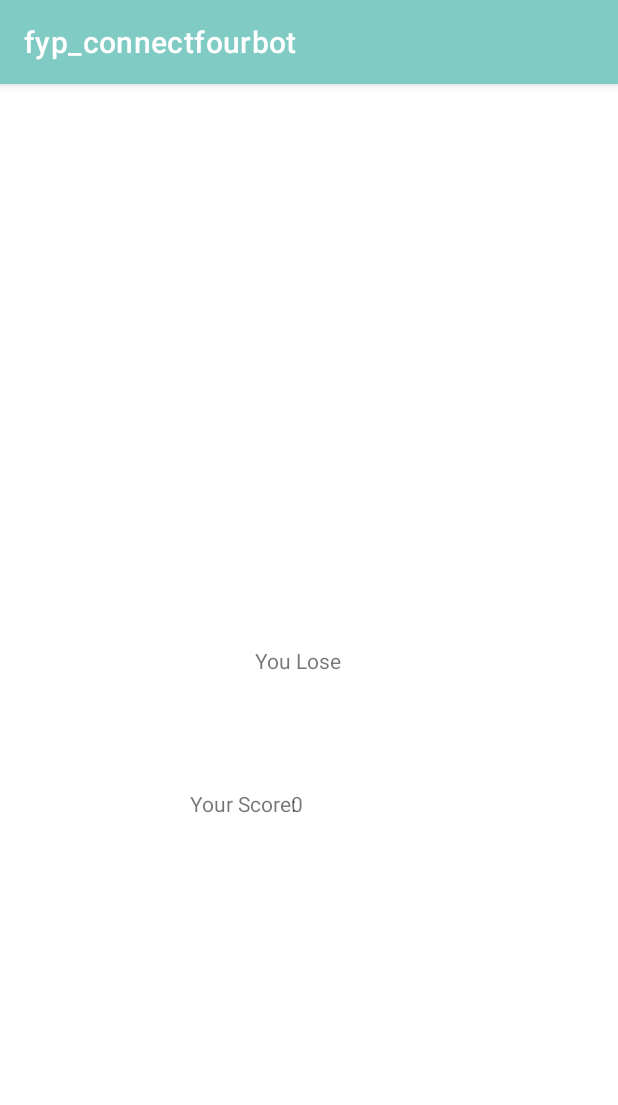
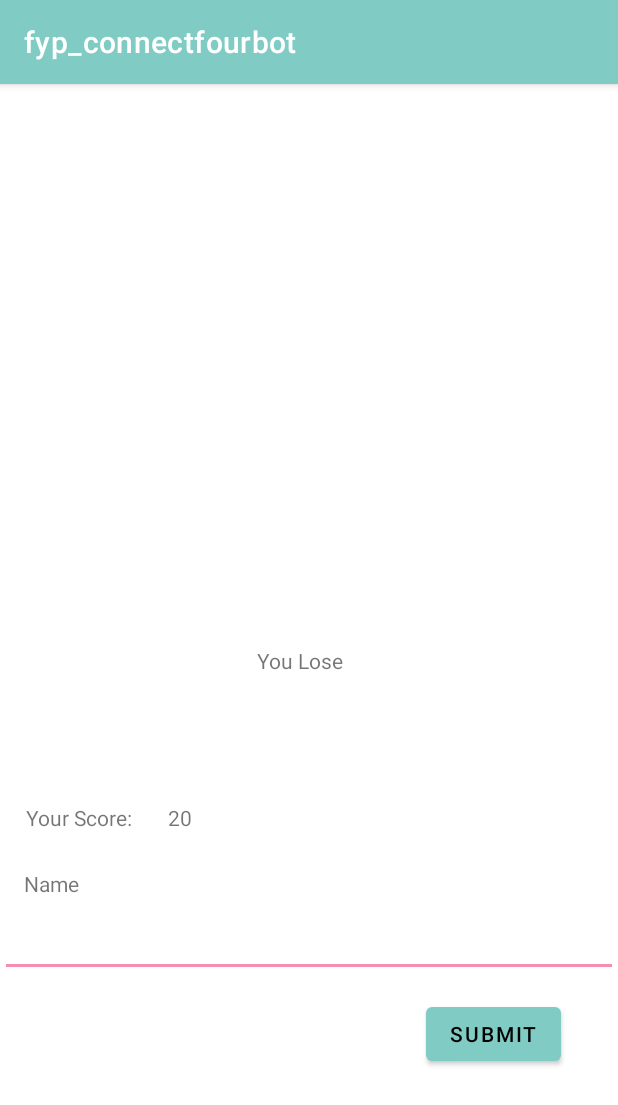
Before and after one commit to hkucs-makerlab/Play-Connect4-with-Robotic-Arm-via-App, an Android app: the GameEndActivity screen opened directly, with no data from a screen before it, on a phone screen of 412 x 824 dp. Shown: the top 1105 px of the screen. Run offline under Robolectric (Android 15) with nearby library versions, the phone set to English and light mode, and no system bars; our stand-ins replace Firebase (no records; nobody signed in at launch, a user with empty details on screens opened directly).

Commit message:
[Alan] insert player record, display player record complete

```diff
--- a/app/build.gradle
+++ b/app/build.gradle
@@ -1,6 +1,8 @@
 plugins {
     id 'com.android.application'
 }
+
+apply plugin: 'com.google.gms.google-services'
 
 android {
     compileSdkVersion 30
@@ -53,4 +55,8 @@ dependencies {
     testImplementation 'junit:junit:4.+'
     androidTestImplementation 'androidx.test.ext:junit:1.1.2'
     androidTestImplementation 'androidx.test.espresso:espresso-core:3.3.0'
+    implementation platform('com.google.firebase:firebase-bom:29.2.1')
+    implementation 'com.google.firebase:firebase-database'
+    implementation 'androidx.recyclerview:recyclerview:1.0.0'
+    implementation 'androidx.cardview:cardview:1.0.0'
 }
--- /dev/null
+++ b/app/src/main/java/hk/hku/cs/fyp_connectfourbot/DBPlayerData.java
@@ -0,0 +1,26 @@
+package hk.hku.cs.fyp_connectfourbot;
+
+import android.util.Log;
+
+import com.google.android.gms.tasks.Task;
+import com.google.firebase.database.DatabaseReference;
+import com.google.firebase.database.FirebaseDatabase;
+import com.google.firebase.database.Query;
+
+public class DBPlayerData {
+    private DatabaseReference databaseReference;
+    static private String TAG = "DB";
+    public DBPlayerData(){
+        FirebaseDatabase db = FirebaseDatabase.getInstance();
+        databaseReference = db.getReference(PlayerData.class.getSimpleName());
+    }
+
+    public Task<Void> add(PlayerData pd){
+        Log.i(TAG, "tried to push");
+        return databaseReference.push().setValue(pd);
+    }
+
+    public Query get(){
+        return databaseReference.orderByKey();
+    }
+}
--- a/app/src/main/java/hk/hku/cs/fyp_connectfourbot/GameEndActivity.java
+++ b/app/src/main/java/hk/hku/cs/fyp_connectfourbot/GameEndActivity.java
@@ -4,23 +4,34 @@ import androidx.appcompat.app.AppCompatActivity;
 
 import android.content.Intent;
 import android.os.Bundle;
+import android.util.Log;
+import android.view.View;
+import android.widget.Button;
+import android.widget.EditText;
 import android.widget.TextView;
+import android.widget.Toast;
 
 public class GameEndActivity extends AppCompatActivity {
 
-    int score;
+    int score =0;
     int finishStatus;
     TextView scoreView;
     TextView gameEndView;
+    EditText playerNameView;
+    Button submitButton;
+    static private String TAG = GameEndActivity.class.getSimpleName();
 
     @Override
     protected void onCreate(Bundle savedInstanceState) {
+
         super.onCreate(savedInstanceState);
         setContentView(R.layout.activity_game_end);
-        score = getIntent().getIntExtra("score", 0);
+        score = getIntent().getIntExtra("score", 20);
         finishStatus = getIntent().getIntExtra("finishStatus", 0);
         scoreView = findViewById(R.id.score);
         gameEndView = findViewById(R.id.gameEndView);
+        playerNameView = findViewById(R.id.playerNameView);
+        submitButton = findViewById(R.id.submitButton);
 
         scoreView.setText(String.valueOf(score));
         if (finishStatus == 0){
@@ -32,6 +43,22 @@ public class GameEndActivity extends AppCompatActivity {
         else if (finishStatus == 2){
             gameEndView.setText("Draw!!");
         }
+        DBPlayerData dbPlayerData = new DBPlayerData();
+        submitButton.setOnClickListener(v->{
+            Log.i(TAG, "Clicked");
+
+            PlayerData pd = new PlayerData(playerNameView.getText().toString(), score);
+            if(pd != null){
+                Log.i(TAG, String.valueOf(pd.getName()+pd.getScore()));
+            }
+            dbPlayerData.add(pd).addOnSuccessListener(suc->{
+                Toast.makeText(this, "Record is inserted", Toast.LENGTH_SHORT).show();
+                Intent intent = new Intent(GameEndActivity.this, ScoreBoardActivity.class);
+                startActivity(intent);
+            }).addOnFailureListener(er->{
+                Toast.makeText(this, ""+er.getMessage(), Toast.LENGTH_SHORT).show();
+            });
+        });
     }
 
     @Override
@@ -42,4 +69,5 @@ public class GameEndActivity extends AppCompatActivity {
         startActivity(intent);
         finish();
     }
+
 }
--- a/app/src/main/res/layout/activity_game_end.xml
+++ b/app/src/main/res/layout/activity_game_end.xml
@@ -10,27 +10,58 @@
         android:id="@+id/gameEndView"
         android:layout_width="wrap_content"
         android:layout_height="wrap_content"
-        android:layout_marginStart="170dp"
+        android:layout_marginStart="59dp"
         android:text="You lose"
         app:layout_constraintBottom_toBottomOf="parent"
-        app:layout_constraintStart_toStartOf="parent"
+        app:layout_constraintStart_toStartOf="@+id/score"
         app:layout_constraintTop_toTopOf="parent" />
 
     <TextView
         android:id="@+id/textView5"
         android:layout_width="wrap_content"
         android:layout_height="wrap_content"
-        android:layout_marginEnd="30dp"
         android:text="Your Score:"
         app:layout_constraintBaseline_toBaselineOf="@+id/score"
-        app:layout_constraintEnd_toEndOf="@+id/gameEndView" />
+        app:layout_constraintEnd_toEndOf="@+id/textView4"
+        app:layout_constraintStart_toEndOf="@+id/textView4" />
 
     <TextView
         android:id="@+id/score"
         android:layout_width="wrap_content"
         android:layout_height="wrap_content"
-        android:layout_marginTop="76dp"
-        app:layout_constraintEnd_toEndOf="@+id/textView5"
-        app:layout_constraintStart_toEndOf="@+id/textView5"
-        app:layout_constraintTop_toBottomOf="@+id/gameEndView" />
+        android:layout_marginStart="23dp"
+        android:layout_marginBottom="51dp"
+        app:layout_constraintBottom_toTopOf="@+id/playerNameView"
+        app:layout_constraintStart_toEndOf="@+id/textView5" />
+
+    <TextView
+        android:id="@+id/textView4"
+        android:layout_width="wrap_content"
+        android:layout_height="wrap_content"
+        android:layout_marginStart="16dp"
+        android:layout_marginBottom="7dp"
+        android:text="Name"
+        app:layout_constraintBottom_toTopOf="@+id/playerNameView"
+        app:layout_constraintStart_toStartOf="parent" />
+
+    <EditText
+        android:id="@+id/playerNameView"
+        android:layout_width="0dp"
+        android:layout_height="wrap_content"
+        android:layout_marginTop="166dp"
+        android:layout_marginBottom="164dp"
+        app:layout_constraintBottom_toBottomOf="parent"
+        app:layout_constraintEnd_toEndOf="parent"
+        app:layout_constraintStart_toStartOf="parent"
+        app:layout_constraintTop_toTopOf="@+id/gameEndView" />
+
+    <Button
+        android:id="@+id/submitButton"
+        android:layout_width="wrap_content"
+        android:layout_height="wrap_content"
+        android:layout_marginTop="14dp"
+        android:layout_marginEnd="38dp"
+        android:text="submit"
+        app:layout_constraintEnd_toEndOf="@+id/playerNameView"
+        app:layout_constraintTop_toBottomOf="@+id/playerNameView" />
 </androidx.constraintlayout.widget.ConstraintLayout>
--- a/build.gradle
+++ b/build.gradle
@@ -6,6 +6,7 @@ buildscript {
     }
     dependencies {
         classpath "com.android.tools.build:gradle:4.2.2"
+        classpath 'com.google.gms:google-services:4.3.10'
 
         // NOTE: Do not place your application dependencies here; they belong
         // in the individual module build.gradle files
```
Also changed, not shown: app/src/main/java/hk/hku/cs/fyp_connectfourbot/MainActivity.java (+6 -4 lines), app/src/main/java/hk/hku/cs/fyp_connectfourbot/PlayerData.java (added, +28 -0 lines), app/src/main/java/hk/hku/cs/fyp_connectfourbot/PlayerDataVH.java (added, +17 -0 lines), app/src/main/java/hk/hku/cs/fyp_connectfourbot/RVAdapter.java (added, +45 -0 lines), app/src/main/java/hk/hku/cs/fyp_connectfourbot/ScoreBoardActivity.java (+46 -0 lines), app/src/main/res/layout/activity_main.xml (+6 -6 lines), app/src/main/res/layout/activity_score_board.xml (+11 -0 lines), app/src/main/res/layout/card_item.xml (added, +26 -0 lines), 377 other files.
